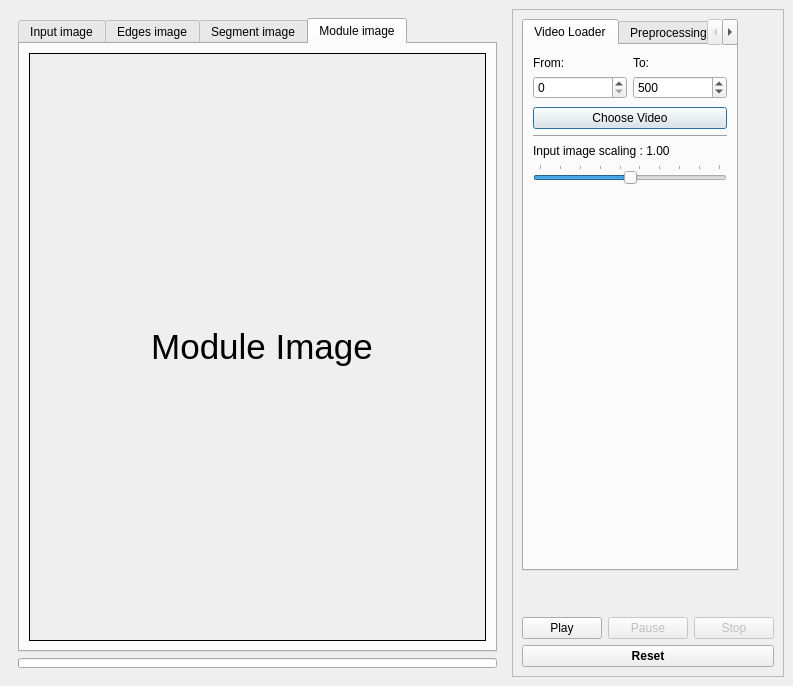
Above: gui/thermography_gui.ui from cdeldon/thermography before the change. Below: the same form after it.
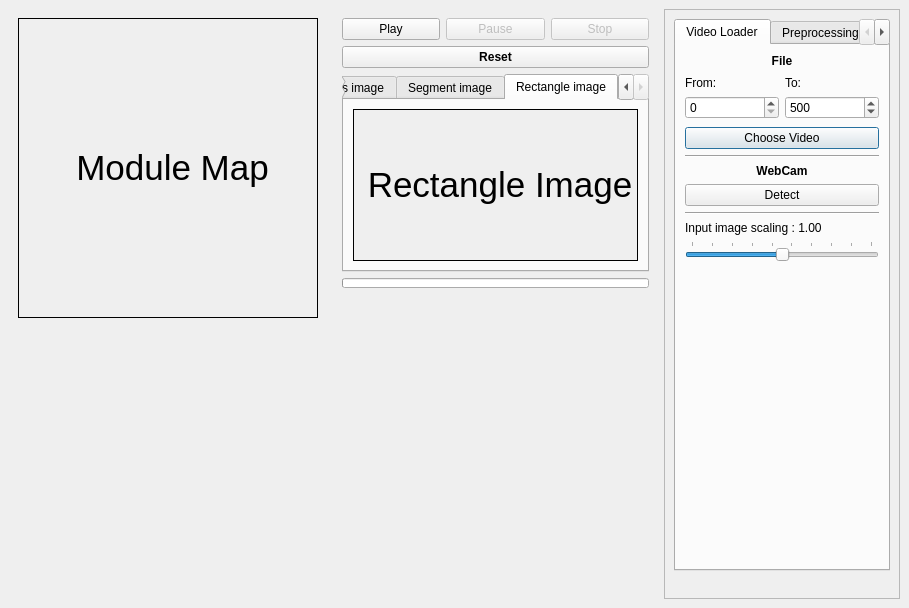
That is the form after the change. Icons and pictures are not drawn.

Commit message: webcam supported in GUI

Diff of the .ui file:
```diff
--- a/gui/thermography_gui.ui
+++ b/gui/thermography_gui.ui
@@ -6,8 +6,8 @@
    <rect>
     <x>0</x>
     <y>0</y>
-    <width>793</width>
-    <height>670</height>
+    <width>893</width>
+    <height>608</height>
    </rect>
   </property>
   <property name="sizePolicy">
@@ -35,21 +35,224 @@
    </property>
    <layout class="QHBoxLayout" name="horizontalLayout_2">
     <item>
-     <widget class="QFrame" name="input_video_panel">
+     <widget class="QWidget" name="widget_3" native="true">
       <property name="sizePolicy">
-       <sizepolicy hsizetype="Expanding" vsizetype="Expanding">
+       <sizepolicy hsizetype="Expanding" vsizetype="Preferred">
+        <horstretch>2</horstretch>
+        <verstretch>0</verstretch>
+       </sizepolicy>
+      </property>
+      <layout class="QVBoxLayout" name="verticalLayout_11">
+       <item>
+        <widget class="QLabel" name="module_image_view">
+         <property name="sizePolicy">
+          <sizepolicy hsizetype="MinimumExpanding" vsizetype="MinimumExpanding">
         <horstretch>0</horstretch>
         <verstretch>0</verstretch>
        </sizepolicy>
       </property>
+         <property name="minimumSize">
+          <size>
+           <width>300</width>
+           <height>300</height>
+          </size>
+         </property>
+         <property name="font">
+          <font>
+           <pointsize>26</pointsize>
+          </font>
+         </property>
+         <property name="autoFillBackground">
+          <bool>true</bool>
+         </property>
       <property name="frameShape">
-       <enum>QFrame::NoFrame</enum>
-      </property>
-      <layout class="QVBoxLayout" name="VideoPanel">
+          <enum>QFrame::Box</enum>
+         </property>
+         <property name="text">
+          <string>&lt;html&gt;&lt;head/&gt;&lt;body&gt;&lt;p align=&quot;center&quot;&gt;Module Map&lt;/p&gt;&lt;/body&gt;&lt;/html&gt;</string>
+         </property>
+         <property name="textFormat">
+          <enum>Qt::RichText</enum>
+         </property>
+         <property name="scaledContents">
+          <bool>false</bool>
+         </property>
+        </widget>
+       </item>
+       <item>
+        <spacer name="verticalSpacer_7">
+         <property name="orientation">
+          <enum>Qt::Vertical</enum>
+         </property>
+         <property name="sizeHint" stdset="0">
+          <size>
+           <width>20</width>
+           <height>40</height>
+          </size>
+         </property>
+        </spacer>
+       </item>
+      </layout>
+     </widget>
+    </item>
+    <item>
+     <widget class="QWidget" name="widget" native="true">
+      <property name="sizePolicy">
+       <sizepolicy hsizetype="Expanding" vsizetype="Preferred">
+        <horstretch>1</horstretch>
+        <verstretch>0</verstretch>
+       </sizepolicy>
+      </property>
+      <layout class="QVBoxLayout" name="verticalLayout_10">
+       <property name="topMargin">
+        <number>0</number>
+       </property>
+       <item>
+        <widget class="QWidget" name="widget_2" native="true">
+         <property name="sizePolicy">
+          <sizepolicy hsizetype="MinimumExpanding" vsizetype="Fixed">
+           <horstretch>0</horstretch>
+           <verstretch>0</verstretch>
+          </sizepolicy>
+         </property>
+         <layout class="QVBoxLayout" name="verticalLayout_6">
+          <property name="leftMargin">
+           <number>0</number>
+          </property>
+          <property name="rightMargin">
+           <number>0</number>
+          </property>
+          <item>
+           <layout class="QVBoxLayout" name="play_stop_panel">
+            <property name="topMargin">
+             <number>0</number>
+            </property>
+            <property name="bottomMargin">
+             <number>0</number>
+            </property>
+            <item>
+             <layout class="QHBoxLayout" name="play_stop_buttons_panel">
+              <property name="topMargin">
+               <number>0</number>
+              </property>
+              <property name="bottomMargin">
+               <number>0</number>
+              </property>
+              <item>
+               <widget class="QPushButton" name="play_video_button">
+                <property name="sizePolicy">
+                 <sizepolicy hsizetype="MinimumExpanding" vsizetype="Fixed">
+                  <horstretch>0</horstretch>
+                  <verstretch>0</verstretch>
+                 </sizepolicy>
+                </property>
+                <property name="minimumSize">
+                 <size>
+                  <width>20</width>
+                  <height>0</height>
+                 </size>
+                </property>
+                <property name="text">
+                 <string>Play</string>
+                </property>
+                <property name="checkable">
+                 <bool>false</bool>
+                </property>
+               </widget>
+              </item>
+              <item>
+               <widget class="QPushButton" name="pause_video_button">
+                <property name="enabled">
+                 <bool>false</bool>
+                </property>
+                <property name="sizePolicy">
+                 <sizepolicy hsizetype="MinimumExpanding" vsizetype="Fixed">
+                  <horstretch>0</horstretch>
+                  <verstretch>0</verstretch>
+                 </sizepolicy>
+                </property>
+                <property name="minimumSize">
+                 <size>
+                  <width>20</width>
+                  <height>0</height>
+                 </size>
+                </property>
+                <property name="text">
+                 <string>Pause</string>
+                </property>
+                <property name="checkable">
+                 <bool>false</bool>
+                </property>
+               </widget>
+              </item>
+              <item>
+               <widget class="QPushButton" name="stop_video_button">
+                <property name="enabled">
+                 <bool>false</bool>
+                </property>
+                <property name="sizePolicy">
+                 <sizepolicy hsizetype="MinimumExpanding" vsizetype="Fixed">
+                  <horstretch>0</horstretch>
+                  <verstretch>0</verstretch>
+                 </sizepolicy>
+                </property>
+                <property name="minimumSize">
+                 <size>
+                  <width>20</width>
+                  <height>0</height>
+                 </size>
+                </property>
+                <property name="text">
+                 <string>Stop</string>
+                </property>
+                <property name="checkable">
+                 <bool>false</bool>
+                </property>
+                <property name="checked">
+                 <bool>false</bool>
+                </property>
+               </widget>
+              </item>
+             </layout>
+            </item>
+            <item>
+             <widget class="QPushButton" name="reset_button">
+              <property name="sizePolicy">
+               <sizepolicy hsizetype="MinimumExpanding" vsizetype="Fixed">
+                <horstretch>0</horstretch>
+                <verstretch>0</verstretch>
+               </sizepolicy>
+              </property>
+              <property name="font">
+               <font>
+                <weight>75</weight>
+                <italic>false</italic>
+                <bold>true</bold>
+               </font>
+              </property>
+              <property name="autoFillBackground">
+               <bool>false</bool>
+              </property>
+              <property name="text">
+               <string>Reset</string>
+              </property>
+              <property name="autoDefault">
+               <bool>false</bool>
+              </property>
+              <property name="default">
+               <bool>false</bool>
+              </property>
+              <property name="flat">
+               <bool>false</bool>
+              </property>
+             </widget>
+            </item>
+           </layout>
+          </item>
        <item>
         <widget class="QTabWidget" name="tabWidget">
          <property name="sizePolicy">
-          <sizepolicy hsizetype="Preferred" vsizetype="Preferred">
+             <sizepolicy hsizetype="MinimumExpanding" vsizetype="MinimumExpanding">
            <horstretch>0</horstretch>
            <verstretch>0</verstretch>
           </sizepolicy>
@@ -207,13 +410,31 @@
            </item>
           </layout>
          </widget>
-         <widget class="QWidget" name="module_image_tab">
+            <widget class="QWidget" name="rectangle_image_tab">
+             <property name="sizePolicy">
+              <sizepolicy hsizetype="Expanding" vsizetype="Expanding">
+               <horstretch>0</horstretch>
+               <verstretch>0</verstretch>
+              </sizepolicy>
+             </property>
           <attribute name="title">
-           <string>Module image</string>
+              <string>Rectangle image</string>
           </attribute>
           <layout class="QHBoxLayout" name="horizontalLayout_4">
            <item>
-            <widget class="QLabel" name="module_image_view">
+               <widget class="QLabel" name="rectangle_image_view">
+                <property name="sizePolicy">
+                 <sizepolicy hsizetype="Fixed" vsizetype="MinimumExpanding">
+                  <horstretch>0</horstretch>
+                  <verstretch>0</verstretch>
+                 </sizepolicy>
+                </property>
+                <property name="minimumSize">
+                 <size>
+                  <width>250</width>
+                  <height>150</height>
+                 </size>
+                </property>
              <property name="font">
               <font>
                <pointsize>26</pointsize>
@@ -232,7 +453,7 @@
               <enum>QFrame::Box</enum>
              </property>
              <property name="text">
-              <string>&lt;html&gt;&lt;head/&gt;&lt;body&gt;&lt;p align=&quot;center&quot;&gt;Module Image&lt;/p&gt;&lt;/body&gt;&lt;/html&gt;</string>
+                 <string>&lt;html&gt;&lt;head/&gt;&lt;body&gt;&lt;p align=&quot;center&quot;&gt;Rectangle Image&lt;/p&gt;&lt;/body&gt;&lt;/html&gt;</string>
              </property>
              <property name="textFormat">
               <enum>Qt::RichText</enum>
@@ -249,7 +470,7 @@
        <item>
         <widget class="QProgressBar" name="global_progress_bar">
          <property name="sizePolicy">
-          <sizepolicy hsizetype="Expanding" vsizetype="Fixed">
+             <sizepolicy hsizetype="MinimumExpanding" vsizetype="Fixed">
            <horstretch>0</horstretch>
            <verstretch>0</verstretch>
           </sizepolicy>
@@ -286,6 +507,22 @@
       </layout>
      </widget>
     </item>
+       <item>
+        <spacer name="verticalSpacer">
+         <property name="orientation">
+          <enum>Qt::Vertical</enum>
+         </property>
+         <property name="sizeHint" stdset="0">
+          <size>
+           <width>20</width>
+           <height>0</height>
+          </size>
+         </property>
+        </spacer>
+       </item>
+      </layout>
+     </widget>
+    </item>
     <item alignment="Qt::AlignTop">
      <widget class="QFrame" name="control_panel">
       <property name="sizePolicy">
@@ -326,6 +563,16 @@
            <string>Video Loader</string>
           </attribute>
           <layout class="QVBoxLayout" name="verticalLayout">
+           <item>
+            <widget class="QLabel" name="label">
+             <property name="text">
+              <string>&lt;html&gt;&lt;head/&gt;&lt;body&gt;&lt;p align=&quot;center&quot;&gt;&lt;span style=&quot; font-weight:600;&quot;&gt;File&lt;/span&gt;&lt;/p&gt;&lt;/body&gt;&lt;/html&gt;</string>
+             </property>
+             <property name="textFormat">
+              <enum>Qt::RichText</enum>
+             </property>
+            </widget>
+           </item>
            <item>
             <layout class="QGridLayout" name="video_index_panel">
              <property name="topMargin">
@@ -420,6 +667,30 @@
              </property>
             </widget>
            </item>
+           <item>
+            <widget class="QLabel" name="label_2">
+             <property name="text">
+              <string>&lt;html&gt;&lt;head/&gt;&lt;body&gt;&lt;p align=&quot;center&quot;&gt;&lt;span style=&quot; font-weight:600;&quot;&gt;WebCam&lt;/span&gt;&lt;/p&gt;&lt;/body&gt;&lt;/html&gt;</string>
+             </property>
+             <property name="textFormat">
+              <enum>Qt::RichText</enum>
+             </property>
+            </widget>
+           </item>
+           <item>
+            <widget class="QPushButton" name="detect_webcam_button">
+             <property name="text">
+              <string>Detect</string>
+             </property>
+            </widget>
+           </item>
+           <item>
+            <widget class="Line" name="line_5">
+             <property name="orientation">
+              <enum>Qt::Horizontal</enum>
+             </property>
+            </widget>
+           </item>
            <item>
             <layout class="QVBoxLayout" name="verticalLayout_4">
              <property name="topMargin">
@@ -1168,13 +1439,10 @@
         </widget>
        </item>
        <item>
-        <spacer name="verticalSpacer">
+        <spacer name="verticalSpacer_6">
          <property name="orientation">
           <enum>Qt::Vertical</enum>
          </property>
-         <property name="sizeType">
-          <enum>QSizePolicy::MinimumExpanding</enum>
-         </property>
          <property name="sizeHint" stdset="0">
           <size>
            <width>20</width>
@@ -1183,91 +1451,6 @@
          </property>
         </spacer>
        </item>
-       <item>
-        <layout class="QVBoxLayout" name="play_stop_panel">
-         <property name="topMargin">
-          <number>0</number>
-         </property>
-         <property name="bottomMargin">
-          <number>0</number>
-         </property>
-         <item>
-          <layout class="QHBoxLayout" name="play_stop_buttons_panel">
-           <property name="topMargin">
-            <number>0</number>
-           </property>
-           <property name="bottomMargin">
-            <number>0</number>
-           </property>
-           <item>
-            <widget class="QPushButton" name="play_video_button">
-             <property name="text">
-              <string>Play</string>
-             </property>
-             <property name="checkable">
-              <bool>false</bool>
-             </property>
-            </widget>
-           </item>
-           <item>
-            <widget class="QPushButton" name="pause_video_button">
-             <property name="enabled">
-              <bool>false</bool>
-             </property>
-             <property name="text">
-              <string>Pause</string>
-             </property>
-             <property name="checkable">
-              <bool>false</bool>
-             </property>
-            </widget>
-           </item>
-           <item>
-            <widget class="QPushButton" name="stop_video_button">
-             <property name="enabled">
-              <bool>false</bool>
-             </property>
-             <property name="text">
-              <string>Stop</string>
-             </property>
-             <property name="checkable">
-              <bool>false</bool>
-             </property>
-             <property name="checked">
-              <bool>false</bool>
-             </property>
-            </widget>
-           </item>
-          </layout>
-         </item>
-         <item>
-          <widget class="QPushButton" name="reset_button">
-           <property name="font">
-            <font>
-             <weight>75</weight>
-             <italic>false</italic>
-             <bold>true</bold>
-            </font>
-           </property>
-           <property name="autoFillBackground">
-            <bool>false</bool>
-           </property>
-           <property name="text">
-            <string>Reset</string>
-           </property>
-           <property name="autoDefault">
-            <bool>false</bool>
-           </property>
-           <property name="default">
-            <bool>false</bool>
-           </property>
-           <property name="flat">
-            <bool>false</bool>
-           </property>
-          </widget>
-         </item>
-        </layout>
-       </item>
       </layout>
      </widget>
     </item>
```
Left out of the diff: 94 changed lines with no effect on the pictures. Lines whose indentation alone changed are shown as unchanged. The commit also changes 6 other files.
